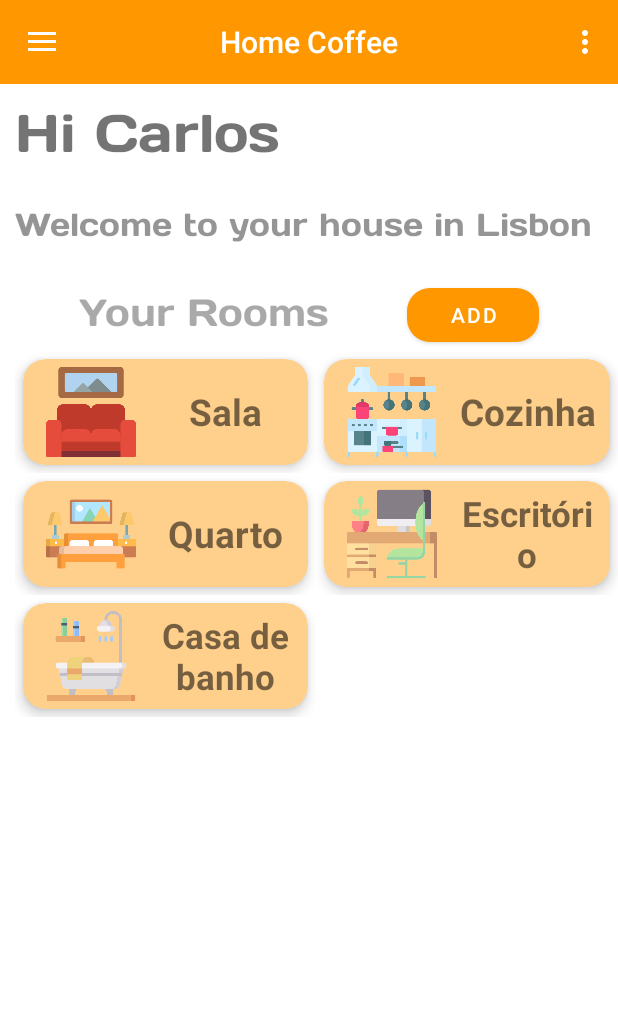
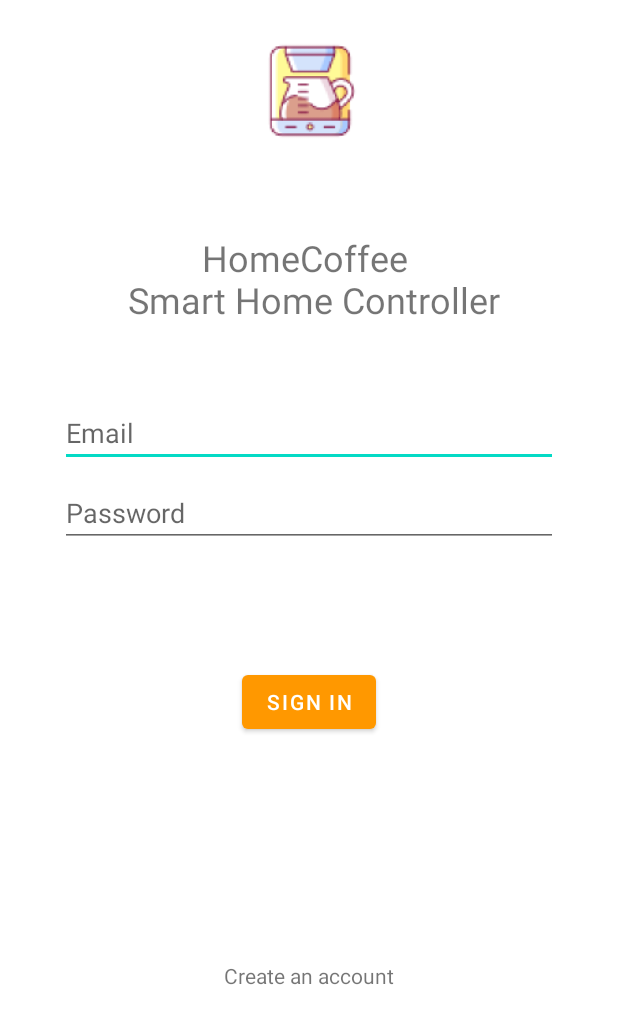
Before and after one commit to nicoVascon/HomeCoffee, an Android app: the screen it shows after launch (MainActivity), on a phone screen of 412 x 824 dp. Shown: the top 1024 px of the screen. Run offline under Robolectric (Android 15) with nearby library versions, the phone set to English and light mode, and no system bars; our stand-ins replace Firebase (no records; nobody signed in at launch, a user with empty details on screens opened directly), navigation-ui; Roboto replaces fonts that are not available here.

Commit message:
Splash gif, login e registar na firebase

```diff
--- a/app/build.gradle
+++ b/app/build.gradle
@@ -1,5 +1,6 @@
 plugins {
     id 'com.android.application'
+    id 'com.google.gms.google-services'
 }
 
 android {
@@ -44,6 +45,8 @@ dependencies {
     implementation 'androidx.navigation:navigation-fragment:2.5.3'
     implementation 'androidx.navigation:navigation-ui:2.5.3'
     implementation 'androidx.gridlayout:gridlayout:1.0.0'
+    implementation 'com.google.firebase:firebase-auth:21.0.2'
+    implementation 'androidx.annotation:annotation:1.5.0'
     testImplementation 'junit:junit:4.13.2'
     androidTestImplementation 'androidx.test.ext:junit:1.1.4'
     androidTestImplementation 'androidx.test.espresso:espresso-core:3.5.0'
--- a/app/src/main/java/ipleiria/pdm/homecoffee/HouseManager.java
+++ b/app/src/main/java/ipleiria/pdm/homecoffee/HouseManager.java
@@ -28,7 +28,9 @@ public class HouseManager implements Serializable {
     private ArrayList<Room> rooms;
     private ArrayList<Device> devices;
 
-    static final long serialVersionUID = 2L;
+    private User user;
+
+    static final long serialVersionUID = 3L;
 
     // ------------------------------------- Devices -------------------------------------
     public void addDevice(Device device) {
@@ -230,4 +232,12 @@ public class HouseManager implements Serializable {
             INSTANCE.addInitialDevices();
         }
     }
+
+    public User getUser() {
+        return user;
+    }
+
+    public void setUser(User user) {
+        this.user = user;
+    }
 }
--- a/app/src/main/java/ipleiria/pdm/homecoffee/MainActivity.java
+++ b/app/src/main/java/ipleiria/pdm/homecoffee/MainActivity.java
@@ -5,7 +5,14 @@ import android.os.Bundle;
 import android.util.Log;
 import android.view.Menu;
 import android.view.MenuItem;
+import android.view.View;
+import android.view.Menu;
 import android.widget.TextView;
+
+import com.google.android.gms.tasks.OnSuccessListener;
+import com.google.android.material.snackbar.Snackbar;
+import com.google.android.material.navigation.NavigationView;
+import com.google.firebase.auth.FirebaseAuth;
 
 import androidx.annotation.NonNull;
 import androidx.appcompat.app.ActionBarDrawerToggle;
@@ -13,10 +20,15 @@ import androidx.appcompat.app.AppCompatActivity;
 import androidx.appcompat.app.AppCompatDelegate;
 import androidx.appcompat.widget.Toolbar;
 import androidx.core.view.GravityCompat;
+import androidx.fragment.app.Fragment;
+import androidx.navigation.NavController;
+import androidx.navigation.Navigation;
+import androidx.navigation.ui.AppBarConfiguration;
+import androidx.navigation.ui.NavigationUI;
 import androidx.drawerlayout.widget.DrawerLayout;
-import androidx.fragment.app.Fragment;
-
-import com.google.android.material.navigation.NavigationView;
+import androidx.appcompat.app.AppCompatActivity;
+import androidx.recyclerview.widget.LinearLayoutManager;
+import androidx.recyclerview.widget.RecyclerView;
 
 import java.util.LinkedList;
 
@@ -29,6 +41,7 @@ import ipleiria.pdm.homecoffee.ui.Devices.DevicesFragment;
 import ipleiria.pdm.homecoffee.ui.gallery.GalleryFragment;
 import ipleiria.pdm.homecoffee.ui.home.AddRoomFragment;
 import ipleiria.pdm.homecoffee.ui.home.HomeFragment;
+import ipleiria.pdm.homecoffee.ui.login.LoginFragment;
 import ipleiria.pdm.homecoffee.ui.slideshow.SlideshowFragment;
 
 public class MainActivity extends AppCompatActivity implements NavigationView.OnNavigationItemSelectedListener  {
@@ -61,13 +74,18 @@ public class MainActivity extends AppCompatActivity implements NavigationView.On
         drawer.addDrawerListener(toggle);
         toggle.syncState();
 
+
+        View header = navigationView.getHeaderView(0);
+        TextView textHeader = header.findViewById(R.id.textViewUser);
+
         if (savedInstanceState == null) {
             HouseManager.lerFicheiro(this);
             houseManager = HouseManager.getInstance();
             //houseManager.setrImage(android.R.drawable.btn_star_big_on);
             AppCompatDelegate.setDefaultNightMode(AppCompatDelegate.
                     MODE_NIGHT_NO);
-            setInitialFragment();
+            //setInitialFragment();
+            setLoginFragment();
         } else {
             houseManager = (HouseManager)
                     savedInstanceState.getSerializable("contactos");
@@ -76,9 +94,19 @@ public class MainActivity extends AppCompatActivity implements NavigationView.On
     }
 
     public void setInitialFragment() {
+        getSupportActionBar().show();
+        drawer.setDrawerLockMode(DrawerLayout.LOCK_MODE_LOCKED_OPEN);
+        drawer.closeDrawer(GravityCompat.START);
         getSupportFragmentManager().beginTransaction().replace(
                 R.id.fragment_container, new HomeFragment()).commit();
         navigationView.setCheckedItem(R.id.nav_home);
+    }
+
+    public void setLoginFragment() {
+        getSupportFragmentManager().beginTransaction().replace(
+                R.id.fragment_container, new LoginFragment()).commit();
+        getSupportActionBar().hide();
+        drawer.setDrawerLockMode(DrawerLayout.LOCK_MODE_LOCKED_CLOSED);
     }
 
     @Override
@@ -207,4 +235,11 @@ public class MainActivity extends AppCompatActivity implements NavigationView.On
     public static Fragment getCurrentFragment() {
         return currentFragment;
     }
+
+    public void btn_logout(View view) {
+        FirebaseAuth.getInstance().signOut();
+        setLoginFragment();
+        drawer.closeDrawer(GravityCompat.START);
+        //finish();
+    }
 }
--- a/app/src/main/java/ipleiria/pdm/homecoffee/SplashActivity.java
+++ b/app/src/main/java/ipleiria/pdm/homecoffee/SplashActivity.java
@@ -23,6 +23,6 @@ public class SplashActivity extends AppCompatActivity {
                 // close this activity
                 finish();
             }
-        }, 3000);
+        }, 2500);
     }
 }
--- a/app/src/main/java/ipleiria/pdm/homecoffee/adapter/RecycleDevicesAdapter.java
+++ b/app/src/main/java/ipleiria/pdm/homecoffee/adapter/RecycleDevicesAdapter.java
@@ -12,9 +12,12 @@ import android.widget.TextView;
 import androidx.annotation.NonNull;
 import androidx.recyclerview.widget.RecyclerView;
 
+import java.io.File;
+import java.io.FileInputStream;
 import ipleiria.pdm.homecoffee.model.Device;
 import ipleiria.pdm.homecoffee.HouseManager;
 import ipleiria.pdm.homecoffee.R;
+import ipleiria.pdm.homecoffee.model.Room;
 import ipleiria.pdm.homecoffee.ui.Devices.DevicesFragment;
 
 public class RecycleDevicesAdapter extends RecyclerView.Adapter<RecycleDevicesAdapter.DevicesHolder> {
--- a/app/src/main/java/ipleiria/pdm/homecoffee/adapter/RecycleRoomsAdapter.java
+++ b/app/src/main/java/ipleiria/pdm/homecoffee/adapter/RecycleRoomsAdapter.java
@@ -1,6 +1,8 @@
 package ipleiria.pdm.homecoffee.adapter;
 
 import android.content.Context;
+import android.graphics.Bitmap;
+import android.graphics.BitmapFactory;
 import android.view.LayoutInflater;
 import android.view.View;
 import android.view.ViewGroup;
@@ -10,6 +12,9 @@ import android.widget.TextView;
 import androidx.annotation.NonNull;
 import androidx.cardview.widget.CardView;
 import androidx.recyclerview.widget.RecyclerView;
+
+import java.io.File;
+import java.io.FileInputStream;
 
 import ipleiria.pdm.homecoffee.HouseManager;
 import ipleiria.pdm.homecoffee.R;
--- a/app/src/main/java/ipleiria/pdm/homecoffee/ui/home/HomeFragment.java
+++ b/app/src/main/java/ipleiria/pdm/homecoffee/ui/home/HomeFragment.java
@@ -5,9 +5,11 @@ import android.view.LayoutInflater;
 import android.view.View;
 import android.view.ViewGroup;
 import android.widget.Button;
+import android.widget.TextView;
 
 import androidx.annotation.NonNull;
 import androidx.fragment.app.Fragment;
+import androidx.lifecycle.ViewModelProvider;
 import androidx.recyclerview.widget.GridLayoutManager;
 import androidx.recyclerview.widget.RecyclerView;
 
--- /dev/null
+++ b/app/src/main/java/ipleiria/pdm/homecoffee/ui/login/LoginFragment.java
@@ -0,0 +1,133 @@
+package ipleiria.pdm.homecoffee.ui.login;
+
+import android.content.Context;
+import android.content.Intent;
+import android.os.Bundle;
+
+import androidx.annotation.NonNull;
+import androidx.fragment.app.Fragment;
+
+import android.view.LayoutInflater;
+import android.view.View;
+import android.view.ViewGroup;
+import android.widget.Button;
+import android.widget.EditText;
+import android.widget.TextView;
+import android.widget.Toast;
+
+import com.google.android.gms.tasks.OnCompleteListener;
+import com.google.android.gms.tasks.Task;
+import com.google.firebase.auth.AuthResult;
+import com.google.firebase.auth.FirebaseAuth;
+
+import ipleiria.pdm.homecoffee.MainActivity;
+import ipleiria.pdm.homecoffee.R;
+import ipleiria.pdm.homecoffee.adapter.RecycleRoomsAdapter;
+import ipleiria.pdm.homecoffee.ui.home.HomeFragment;
+
+
+public class LoginFragment extends Fragment {
+
+    private RecycleRoomsAdapter mAdapter;
+
+    private Button loginButton;
+    private EditText username;
+    private EditText password;
+
+    FirebaseAuth firebaseAuth;
+    private TextView register;
+
+    public LoginFragment() {
+        // Required empty public constructor
+    }
+
+
+
+
+    @Override
+    public void onStart() {
+        super.onStart();
+
+
+        mAdapter = new RecycleRoomsAdapter(this.getActivity());
+        firebaseAuth = FirebaseAuth.getInstance();
+
+        loginButton = getView().findViewById(R.id.register_account);
+        username = getView().findViewById(R.id.username);
+        password = getView().findViewById(R.id.password);
+        register = getView().findViewById(R.id.register);
+
+        if (firebaseAuth.getCurrentUser() == null)
+            Toast.makeText(this.getContext(), "Please login", Toast.LENGTH_SHORT).show();
+        else
+        {
+            Toast.makeText(this.getContext(), "You are Logged in", Toast.LENGTH_SHORT).show();
+            ((MainActivity) mAdapter.getContext()).setInitialFragment();
+        }
+
+
+        loginButton.setOnClickListener(new View.OnClickListener() {
+            @Override
+            public void onClick(View view) {
+                  sing_in();
+                //((MainActivity) mAdapter.getContext()).getSupportFragmentManager().beginTransaction().replace(R.id.fragment_container, new HomeFragment()).commit();
+            }
+        });
+        register.setOnClickListener(new View.OnClickListener() {
+            @Override
+            public void onClick(View v) {
+                ((MainActivity) mAdapter.getContext()).getSupportFragmentManager().beginTransaction().replace(R.id.fragment_container, new RegisterFragment()).commit();
+            }
+        });
+
+    }
+
+    private void sing_in() {
+        String email = username.getText().toString();
+        String pwd = password.getText().toString();
+        Context context = getContext();
+
+
+        if (email.isEmpty()) {
+            username.setError("Please enter email id");
+            username.requestFocus();
+        } else if (pwd.isEmpty()) {
+            password.setError("Please enter your password");
+            password.requestFocus();
+        } else if (pwd.length() < 6) {
+            password.setError("The given password is invalid. Password should be at least 6 characters!");
+            password.requestFocus();
+        } else if (email.isEmpty() && pwd.isEmpty()) {
+            Toast.makeText(this.getContext(), "Fields Are Empty!", Toast.LENGTH_SHORT).show();
+        } else {
+            firebaseAuth.signInWithEmailAndPassword(email,
+                    pwd).addOnCompleteListener(this.getActivity(), new OnCompleteListener<AuthResult>() {
+                @Override
+                public void onComplete(@NonNull Task<AuthResult> task) {
+                    if (!task.isSuccessful()) {
+                        Toast.makeText(context, "Login Error, Please Login Again", Toast.LENGTH_SHORT).show();
+                    } else {
+                        Toast.makeText(context, "You are Logged in",
+                                Toast.LENGTH_SHORT).show();
+
+                        ((MainActivity) mAdapter.getContext()).setInitialFragment();
+                    }
+                }
+            });
+        }
+    }
+
+
+    @Override
+    public View onCreateView(LayoutInflater inflater, ViewGroup container,
+                             Bundle savedInstanceState) {
+        // Inflate the layout for this fragment
+
+        return inflater.inflate(R.layout.fragment_login, container, false);
+    }
+    @Override
+    public void onDestroyView() {
+        super.onDestroyView();
+        //binding = null;
+    }
+}
--- a/app/src/main/res/layout/activity_main.xml
+++ b/app/src/main/res/layout/activity_main.xml
@@ -44,5 +44,22 @@
         android:layout_gravity="start"
         android:fitsSystemWindows="true"
         app:headerLayout="@layout/nav_header_main"
-        app:menu="@menu/activity_main_drawer" />
+        app:menu="@menu/activity_main_drawer" >
+
+        <androidx.constraintlayout.widget.ConstraintLayout
+            android:layout_width="match_parent"
+            android:layout_height="match_parent">
+
+            <Button
+                android:id="@+id/button"
+                android:layout_width="wrap_content"
+                android:layout_height="wrap_content"
+                android:onClick="btn_logout"
+                android:text="@string/logout"
+                app:layout_constraintBottom_toBottomOf="parent"
+                app:layout_constraintEnd_toEndOf="parent"
+                app:layout_constraintStart_toStartOf="parent" />
+        </androidx.constraintlayout.widget.ConstraintLayout>
+    </com.google.android.material.navigation.NavigationView>
+
 </androidx.drawerlayout.widget.DrawerLayout>
--- /dev/null
+++ b/app/src/main/res/layout/fragment_login.xml
@@ -0,0 +1,109 @@
+<?xml version="1.0" encoding="utf-8"?>
+<androidx.constraintlayout.widget.ConstraintLayout xmlns:android="http://schemas.android.com/apk/res/android"
+    xmlns:app="http://schemas.android.com/apk/res-auto"
+    xmlns:tools="http://schemas.android.com/tools"
+    android:id="@+id/container"
+    android:layout_width="match_parent"
+    android:layout_height="match_parent"
+    android:paddingLeft="@dimen/fragment_horizontal_margin"
+    android:paddingTop="@dimen/fragment_vertical_margin"
+    android:paddingRight="@dimen/fragment_horizontal_margin"
+    android:paddingBottom="@dimen/fragment_vertical_margin"
+    tools:context=".ui.login.LoginFragment">
+
+    <TextView
+        android:id="@+id/textView3"
+        android:layout_width="324dp"
+        android:layout_height="135dp"
+        android:gravity="center"
+        android:text="HomeCoffee \n Smart Home Controller"
+        android:textSize="24sp"
+        app:layout_constraintBottom_toTopOf="@+id/username"
+        app:layout_constraintEnd_toEndOf="parent"
+        app:layout_constraintStart_toStartOf="parent"
+        app:layout_constraintTop_toBottomOf="@+id/imageView3" />
+
+    <ImageView
+        android:id="@+id/imageView3"
+        android:layout_width="109dp"
+        android:layout_height="89dp"
+        app:layout_constraintEnd_toEndOf="parent"
+        app:layout_constraintStart_toStartOf="parent"
+        app:layout_constraintTop_toTopOf="parent"
+        app:srcCompat="@mipmap/ic_launcher" />
+
+    <EditText
+        android:id="@+id/username"
+        android:layout_width="0dp"
+        android:layout_height="wrap_content"
+        android:layout_marginStart="24dp"
+        android:layout_marginTop="250dp"
+        android:layout_marginEnd="24dp"
+        android:hint="@string/prompt_email"
+        android:inputType="textEmailAddress"
+        android:selectAllOnFocus="true"
+        app:layout_constraintEnd_toEndOf="parent"
+        app:layout_constraintStart_toStartOf="parent"
+        app:layout_constraintTop_toTopOf="parent" />
+
+    <EditText
+        android:id="@+id/password"
+        android:layout_width="0dp"
+        android:layout_height="wrap_content"
+        android:layout_marginStart="24dp"
+        android:layout_marginTop="8dp"
+        android:layout_marginEnd="24dp"
+        android:hint="@string/prompt_password"
+        android:imeActionLabel="@string/action_sign_in_short"
+        android:imeOptions="actionDone"
+        android:inputType="textPassword"
+        android:selectAllOnFocus="true"
+        app:layout_constraintEnd_toEndOf="parent"
+        app:layout_constraintStart_toStartOf="parent"
+        app:layout_constraintTop_toBottomOf="@+id/username" />
+
+    <Button
+        android:id="@+id/register_account"
+        android:layout_width="wrap_content"
+        android:layout_height="wrap_content"
+        android:layout_gravity="start"
+        android:layout_marginStart="48dp"
+        android:layout_marginTop="16dp"
+        android:layout_marginEnd="48dp"
+        android:layout_marginBottom="64dp"
+        android:enabled="true"
+        android:text="@string/action_sign_in_short"
+        app:layout_constraintBottom_toBottomOf="parent"
+        app:layout_constraintEnd_toEndOf="parent"
+        app:layout_constraintStart_toStartOf="parent"
+        app:layout_constraintTop_toBottomOf="@+id/password"
+        app:layout_constraintVertical_bias="0.2" />
+
+    <ProgressBar
+        android:id="@+id/loading"
+        android:layout_width="wrap_content"
+        android:layout_height="wrap_content"
+        android:layout_gravity="center"
+        android:layout_marginStart="32dp"
+        android:layout_marginTop="64dp"
+        android:layout_marginEnd="32dp"
+        android:layout_marginBottom="64dp"
+        android:visibility="gone"
+        app:layout_constraintBottom_toBottomOf="parent"
+        app:layout_constraintEnd_toEndOf="@+id/password"
+        app:layout_constraintStart_toStartOf="@+id/password"
+        app:layout_constraintTop_toTopOf="parent"
+        app:layout_constraintVertical_bias="0.3" />
+
+    <TextView
+        android:id="@+id/register"
+        android:layout_width="wrap_content"
+        android:layout_height="wrap_content"
+        android:clickable="true"
+        android:text="@string/register"
+        app:layout_constraintBottom_toBottomOf="parent"
+        app:layout_constraintEnd_toEndOf="parent"
+        app:layout_constraintStart_toStartOf="parent"
+        app:layout_constraintTop_toBottomOf="@+id/register_account" />
+
+</androidx.constraintlayout.widget.ConstraintLayout>
--- a/app/src/main/res/layout/nav_header_main.xml
+++ b/app/src/main/res/layout/nav_header_main.xml
@@ -21,6 +21,7 @@
         app:srcCompat="@mipmap/ic_launcher_round" />
 
     <TextView
+        android:id="@+id/textViewUser"
         android:layout_width="match_parent"
         android:layout_height="wrap_content"
         android:paddingTop="@dimen/nav_header_vertical_spacing"
@@ -28,7 +29,7 @@
         android:textAppearance="@style/TextAppearance.AppCompat.Body1" />
 
     <TextView
-        android:id="@+id/textView"
+        android:id="@+id/textViewUserEmail"
         android:layout_width="wrap_content"
         android:layout_height="wrap_content"
         android:text="@string/nav_header_subtitle" />
--- a/app/src/main/res/values/dimens.xml
+++ b/app/src/main/res/values/dimens.xml
@@ -5,4 +5,7 @@
     <dimen name="nav_header_vertical_spacing">8dp</dimen>
     <dimen name="nav_header_height">176dp</dimen>
     <dimen name="fab_margin">16dp</dimen>
+    <!-- Default screen margins, per the Android Design guidelines. -->
+    <dimen name="fragment_horizontal_margin">16dp</dimen>
+    <dimen name="fragment_vertical_margin">16dp</dimen>
 </resources>
--- a/app/src/main/res/values/strings.xml
+++ b/app/src/main/res/values/strings.xml
@@ -52,4 +52,15 @@
     <string name="txt_yes">Yes</string>
     <string name="txt_no">No</string>
     <string name="txt_AlertDialog_deleteTitle">Delete</string>
+    <!-- Strings related to login -->
+    <string name="prompt_email">Email</string>
+    <string name="prompt_password">Password</string>
+    <string name="action_sign_in">Sign in or register</string>
+    <string name="action_sign_in_short">Sign in</string>
+    <string name="welcome">"Welcome!"</string>
+    <string name="invalid_username">Not a valid username</string>
+    <string name="invalid_password">Password must be >5 characters</string>
+    <string name="login_failed">"Login failed"</string>
+    <string name="register">Create an account</string>
+    <string name="logout">Log out of account</string>
 </resources>
--- a/build.gradle
+++ b/build.gradle
@@ -1,4 +1,8 @@
-// Top-level build file where you can add configuration options common to all sub-projects/modules.
+buildscript {
+    dependencies {
+        classpath 'com.google.gms:google-services:4.3.14'
+    }
+}// Top-level build file where you can add configuration options common to all sub-projects/modules.
 plugins {
     id 'com.android.application' version '7.3.0' apply false
     id 'com.android.library' version '7.3.0' apply false
```
Also changed, not shown: app/src/main/java/ipleiria/pdm/homecoffee/User.java (added, +42 -0 lines), app/src/main/java/ipleiria/pdm/homecoffee/ui/home/AddRoomFragment.java (+12 -0 lines), app/src/main/java/ipleiria/pdm/homecoffee/ui/login/RegisterFragment.java (added, +136 -0 lines), app/src/main/res/layout/fragment_register.xml (added, +117 -0 lines), 2 other files.
